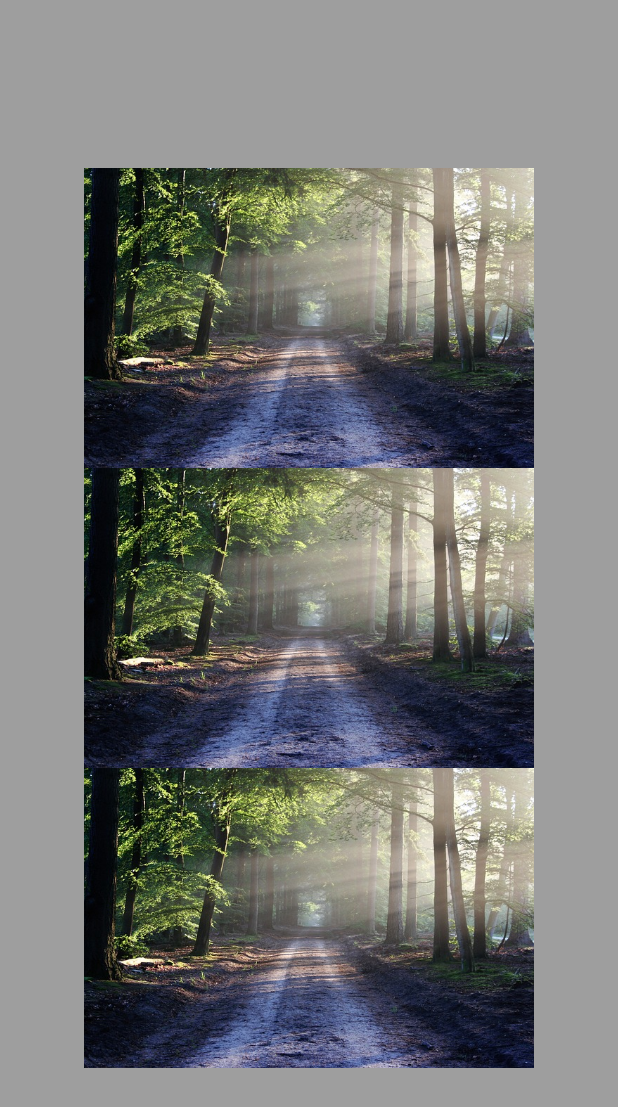
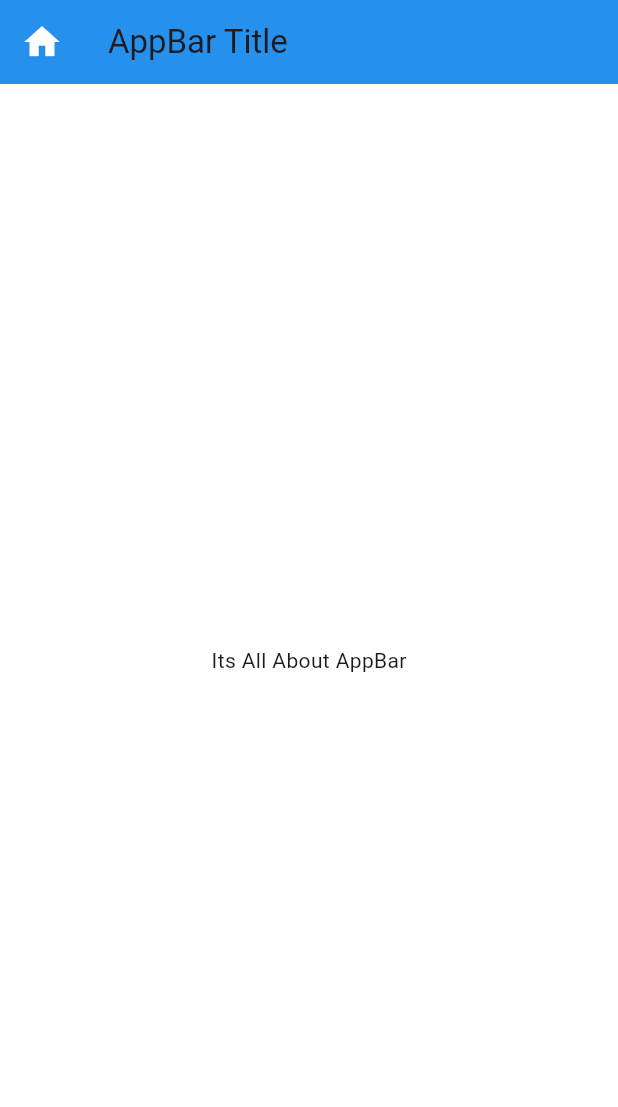
Before and after one commit to littleboyaba/Flutter-Widgets, a Flutter app: the screen it shows after launch, on a phone screen of 412 x 824 dp. Shown: the top 1107 px of the screen. Run offline on Flutter 3.47's test engine with Material 3 defaults, Android fonts, the phone set to English and light mode, and no system bars.

Commit message:
Widget => AppBar and some of its properties.

```diff
--- a/lib/main.dart
+++ b/lib/main.dart
@@ -22,22 +22,21 @@ class HomeActivity extends StatelessWidget {
   @override
   Widget build(BuildContext context) {
     return Scaffold(
+      appBar: AppBar(
+        title: const Text('AppBar Title'),
+        backgroundColor: Colors.blue,
+        elevation: 3,
+        leading: const Icon(
+          Icons.home,
+          color: Colors.white,
+          size: 28,
+        ),
+      ),
       //backgroundColor: Color(0xFF338930),
-      backgroundColor: Colors.grey,
-      body: Center(
-        child: Image.asset(
-          'assets/images/tree_path.jpg',
-          height: 600,
-          width: 300,
-          fit: BoxFit.scaleDown,
-          // fit: BoxFit.fill,
-          // fit: BoxFit.contain,
-          // fit: BoxFit.cover,
-          // fit: BoxFit.fitHeight,
-          // fit: BoxFit.fitWidth,
-          repeat: ImageRepeat.repeat,
-          //repeat: ImageRepeat.repeatX, // repeat image on X axis
-          //repeat: ImageRepeat.repeatY, // repeat image on Y axis
+      backgroundColor: Colors.white70,
+      body: const Center(
+        child: Text(
+          "Its All About AppBar",
         ),
       ),
     );
```
